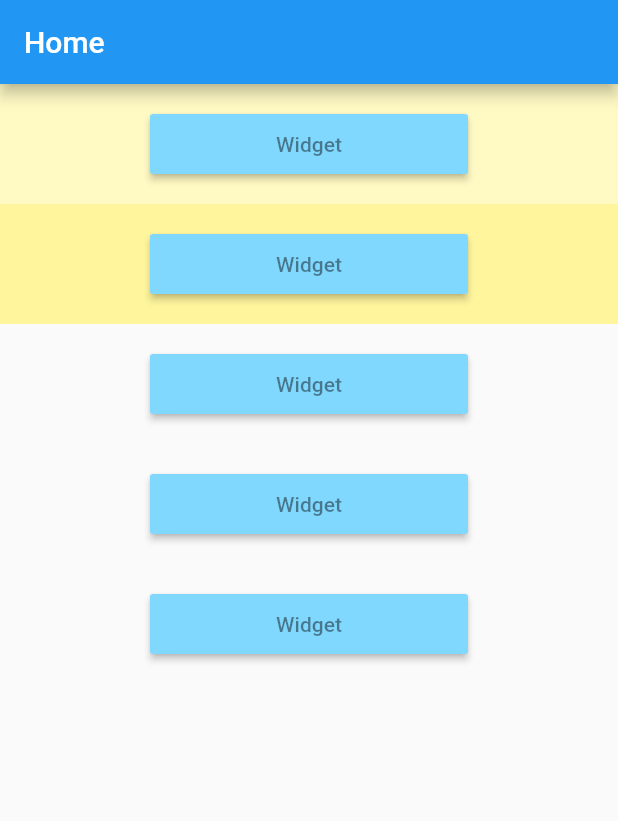
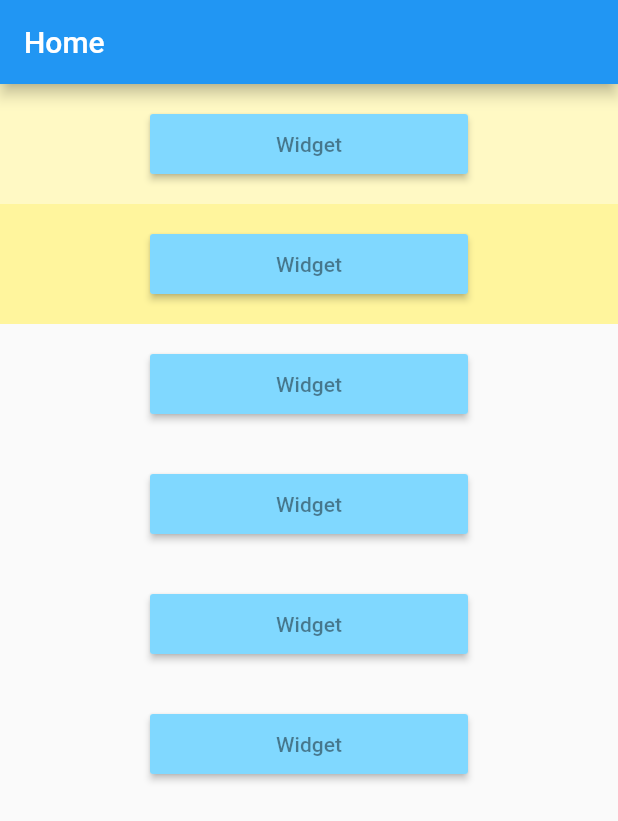
Before and after one commit to johnklima/LisboaSoa2020_alpha, a Flutter app: the screen it shows after launch, on a phone screen of 412 x 824 dp. Shown: the top 821 px of the screen. Run offline on Flutter 3.47's test engine with Material 2 defaults, Android fonts, the phone set to English and light mode, and no system bars; our stand-ins replace audioplayers, cloud_firestore, file, firebase_storage, flutter_calendar_carousel, geolocator and 4 more; missing offline and left inert: flutter_audio_recorder, flutter_guid; accounts and stored records are empty; generated files the repository leaves out were written again.

```diff
--- a/lib/main.dart
+++ b/lib/main.dart
@@ -10,29 +10,23 @@ import 'recorder.dart';
 import "calendar.dart";
 import 'videoplayer.dart';
 import 'firebaseaudio.dart';
+import 'website.dart';
 
 void main() => runApp(MyApp());
 
 class MyApp extends StatefulWidget {
-
-
-
   @override
   _MyAppState createState() => _MyAppState();
 }
 
 class _MyAppState extends State<MyApp> {
-
   @override
   Widget build(BuildContext context) {
-
     return MaterialApp(
-
       title: 'Lisboa Soa 2020',
       theme: ThemeData(
         primarySwatch: Colors.blue,
       ),
-
       home: HomePage(),
 
       /*
@@ -52,8 +46,7 @@ class _MyAppState extends State<MyApp> {
       */
     );
   }
-
-  }
+}
 
 class HomePage extends StatelessWidget {
   @override
@@ -82,18 +75,23 @@ class HomePage extends StatelessWidget {
           ),
           Container(
             height: 80,
-            color: Colors.yellow[3+00],
+            color: Colors.yellow[3 + 00],
             child: NavigateTo(Calendar()),
           ),
           Container(
             height: 80,
-            color: Colors.yellow[3+00],
+            color: Colors.yellow[3 + 00],
             child: NavigateTo(VideoPlayerScreen()),
           ),
           Container(
             height: 80,
-            color: Colors.yellow[3+00],
+            color: Colors.yellow[3 + 00],
             child: NavigateTo(FireAudio()),
+          ),
+          Container(
+            height: 80,
+            color: Colors.yellow[3 + 00],
+            child: NavigateTo(Website()),
           ),
         ],
       ),
--- a/pubspec.yaml
+++ b/pubspec.yaml
@@ -42,6 +42,7 @@ dependencies:
   firebase_database:
   video_player:
   audioplayer2: ^0.5.2
+  webview_flutter: ^0.3.22+1
 
 
 
```
Also changed, not shown: lib/website.dart (added, +31 -0 lines), pubspec.lock.
